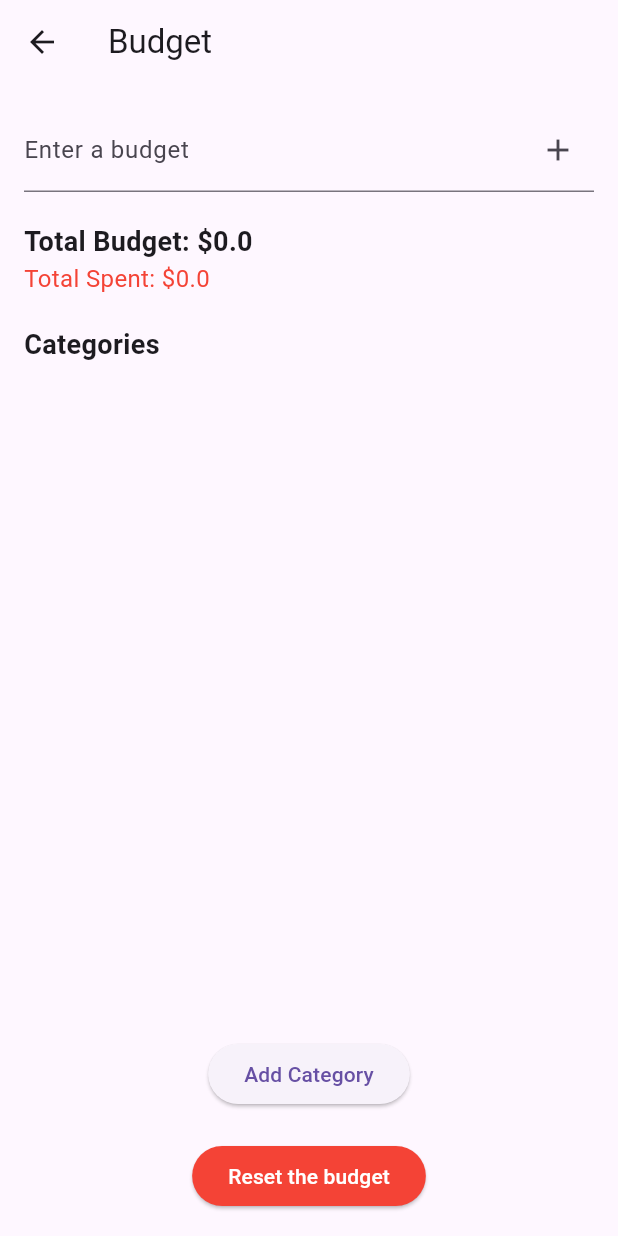
After one commit to MoShehata7920/Personal-Finance---Budgeting-App, a Flutter app: the BudgetControlScreen screen opened by its route, on a phone screen of 412 x 824 dp. The commit adds this screen. Run offline on Flutter 3.47's test engine with Material 3 defaults, Android fonts, the phone set to English and light mode, and no system bars; our stand-ins replace bloc, equatable, fl_chart, flutter_animate, flutter_bloc, flutter_iconly and 2 more; accounts and stored records are empty.

Commit message:
budget controller screen

```diff
--- a/lib/resources/icons_manager.dart
+++ b/lib/resources/icons_manager.dart
@@ -44,4 +44,6 @@ class AppIcons {
     Icons.credit_card,
     Icons.account_balance,
   ];
+
+  static const delete = IconlyBroken.delete;
 }
--- a/lib/resources/routes_manager.dart
+++ b/lib/resources/routes_manager.dart
@@ -5,6 +5,7 @@ import 'package:personal_finance/manager/budget_cubit/budget_state.dart';
 import 'package:personal_finance/resources/strings_manager.dart';
 import 'package:personal_finance/screens/nav_bar/nav_bar.dart';
 import 'package:personal_finance/screens/set_up/set_up_screen.dart';
+import 'package:personal_finance/screens/settings/sub_settings_screens/budget_control/budget_control_screen.dart';
 import 'package:personal_finance/screens/settings/sub_settings_screens/category_screen/add_category_screen/add_category_screen.dart';
 import 'package:personal_finance/screens/settings/sub_settings_screens/category_screen/category_screen.dart';
 import 'package:personal_finance/screens/splash/splash_screen.dart';
@@ -15,6 +16,7 @@ class Routes {
   static const String setUpRoute = '/setUpRoute';
   static const String categoryRoute = '/categoryRoute';
   static const String addCategoryRoute = '/addCategoryRoute';
+  static const String budgetControlRoute = '/budgetControlRoute';
 }
 
 class RouteGenerator {
@@ -48,6 +50,10 @@ class RouteGenerator {
           ),
         );
 
+      case Routes.budgetControlRoute:
+        return MaterialPageRoute(
+            builder: (context) => const BudgetControlScreen());
+
       default:
         return unDefinedRoute();
     }
--- a/lib/resources/strings_manager.dart
+++ b/lib/resources/strings_manager.dart
@@ -44,8 +44,12 @@ class AppStrings {
   static const String categories = "Categories";
   static const String categoryName = "Category Name";
   static const String selectIcon = "Select an Icon";
-  static const String pleaseEnterNameAndIcon = "Please enter a name and select an icon";
+  static const String pleaseEnterNameAndIcon =
+      "Please enter a name and select an icon";
   static const String noCategoryAvailable = "No categories available.";
+  static const String enterBudget = "Enter a budget";
+  static const String totalSpent = "Total Spent";
+  static const String resetBudget = "Reset the budget";
 
   // SetUp Screen
   static const String pleaseEnterName =
--- a/lib/screens/settings/settings_screen.dart
+++ b/lib/screens/settings/settings_screen.dart
@@ -65,7 +65,7 @@ class SettingsScreen extends StatelessWidget {
             icon: AppIcons.budget,
             title: AppStrings.budget,
             onTap: () {
-              // TODO: Navigate to Budget Controller page
+              Navigator.pushNamed(context, Routes.budgetControlRoute);
             },
           ),
           const Divider(),
--- /dev/null
+++ b/lib/screens/settings/sub_settings_screens/budget_control/budget_control_screen.dart
@@ -0,0 +1,142 @@
+import 'package:flutter/material.dart';
+import 'package:flutter_bloc/flutter_bloc.dart';
+import 'package:personal_finance/manager/budget_cubit/budget_cubit.dart';
+import 'package:personal_finance/manager/budget_cubit/budget_state.dart';
+import 'package:personal_finance/models/budget_model.dart';
+import 'package:personal_finance/resources/icons_manager.dart';
+import 'package:personal_finance/resources/routes_manager.dart';
+import 'package:personal_finance/resources/strings_manager.dart';
+
+class BudgetControlScreen extends StatefulWidget {
+  const BudgetControlScreen({super.key});
+
+  @override
+  State<BudgetControlScreen> createState() => _BudgetControlScreenState();
+}
+
+class _BudgetControlScreenState extends State<BudgetControlScreen> {
+  final TextEditingController _budgetController = TextEditingController();
+
+  @override
+  Widget build(BuildContext context) {
+    return Scaffold(
+      appBar: AppBar(title: const Text(AppStrings.budget)),
+      body: Padding(
+        padding: const EdgeInsets.all(16.0),
+        child: BlocBuilder<BudgetCubit, BudgetState>(
+          builder: (context, state) {
+            if (state is BudgetLoaded) {
+              final budget = (state).budget;
+
+              return Column(
+                crossAxisAlignment: CrossAxisAlignment.start,
+                children: [
+                  TextField(
+                    controller: _budgetController,
+                    keyboardType: TextInputType.number,
+                    onEditingComplete: () {
+                      _updateBudget(context, budget);
+                    },
+                    decoration: InputDecoration(
+                      labelText: AppStrings.enterBudget,
+                      suffixIcon: IconButton(
+                        icon: const Icon(AppIcons.add),
+                        onPressed: () {
+                          _updateBudget(context, budget);
+                        },
+                      ),
+                    ),
+                  ),
+                  const SizedBox(height: 20),
+
+                  Text(
+                    "${AppStrings.totalBudget}: \$${state.budget.totalBudget}",
+                    style: const TextStyle(
+                        fontSize: 18, fontWeight: FontWeight.bold),
+                  ),
+                  Text(
+                    "${AppStrings.totalSpent}: \$${state.budget.totalSpent}",
+                    style: const TextStyle(fontSize: 16, color: Colors.red),
+                  ),
+
+                  const SizedBox(height: 20),
+
+                  const Text(
+                    AppStrings.categories,
+                    style: TextStyle(fontSize: 18, fontWeight: FontWeight.bold),
+                  ),
+                  const SizedBox(height: 10),
+
+                  Expanded(
+                    child: ListView.builder(
+                      itemCount: state.budget.categories.length,
+                      itemBuilder: (context, index) {
+                        final category = state.budget.categories[index];
+                        return ListTile(
+                          leading: Icon(category.icon),
+                          title: Text(category.name),
+                          trailing: IconButton(
+                            icon:
+                                const Icon(AppIcons.delete, color: Colors.red),
+                            onPressed: () {
+                              context
+                                  .read<BudgetCubit>()
+                                  .deleteCategory(category.name);
+                            },
+                          ),
+                        );
+                      },
+                    ),
+                  ),
+
+                  Center(
+                    child: ElevatedButton(
+                      onPressed: () {
+                        Navigator.pushNamed(context, Routes.addCategoryRoute);
+                      },
+                      child: const Text(AppStrings.addCategory),
+                    ),
+                  ),
+
+                  const SizedBox(height: 20),
+
+                  // Reset Budget Button
+                  Center(
+                    child: ElevatedButton(
+                      style:
+                          ElevatedButton.styleFrom(backgroundColor: Colors.red),
+                      onPressed: () {
+                        context.read<BudgetCubit>().resetBudget();
+                      },
+                      child: const Text(
+                        AppStrings.resetBudget,
+                        style: TextStyle(color: Colors.white),
+                      ),
+                    ),
+                  ),
+                ],
+              );
+            } else if (state is BudgetError) {
+              return Center(
+                child: Text(state.message,
+                    style: const TextStyle(color: Colors.red)),
+              );
+            }
+            return const Center(child: CircularProgressIndicator());
+          },
+        ),
+      ),
+    );
+  }
+
+  void _updateBudget(BuildContext context, BudgetModel budget) {
+    final double? amount = double.tryParse(_budgetController.text);
+    if (amount != null && amount > 0) {
+      final updatedBudget = budget.copyWith(
+        totalBudget: budget.totalBudget + amount,
+      );
+      context.read<BudgetCubit>().updateBudget(updatedBudget);
+      _budgetController.clear();
+    }
+  }
+}
--- a/lib/screens/settings/sub_settings_screens/category_screen/category_screen.dart
+++ b/lib/screens/settings/sub_settings_screens/category_screen/category_screen.dart
@@ -3,6 +3,7 @@ import 'package:flutter_bloc/flutter_bloc.dart';
 import 'package:personal_finance/manager/budget_cubit/budget_cubit.dart';
 import 'package:personal_finance/manager/budget_cubit/budget_state.dart';
 import 'package:personal_finance/models/category_model.dart';
+import 'package:personal_finance/resources/icons_manager.dart';
 import 'package:personal_finance/resources/routes_manager.dart';
 import 'package:personal_finance/resources/strings_manager.dart';
 
@@ -61,7 +62,7 @@ class CategoryScreen extends StatelessWidget {
         subtitle: Text(
             "${AppStrings.spent} \$${category.spentAmount.toStringAsFixed(2)} / \$${category.totalAmount.toStringAsFixed(2)}"),
         trailing: IconButton(
-          icon: const Icon(Icons.delete, color: Colors.red),
+          icon: const Icon(AppIcons.delete, color: Colors.red),
           onPressed: () {
             context.read<BudgetCubit>().deleteCategory(category.name);
           },
```
